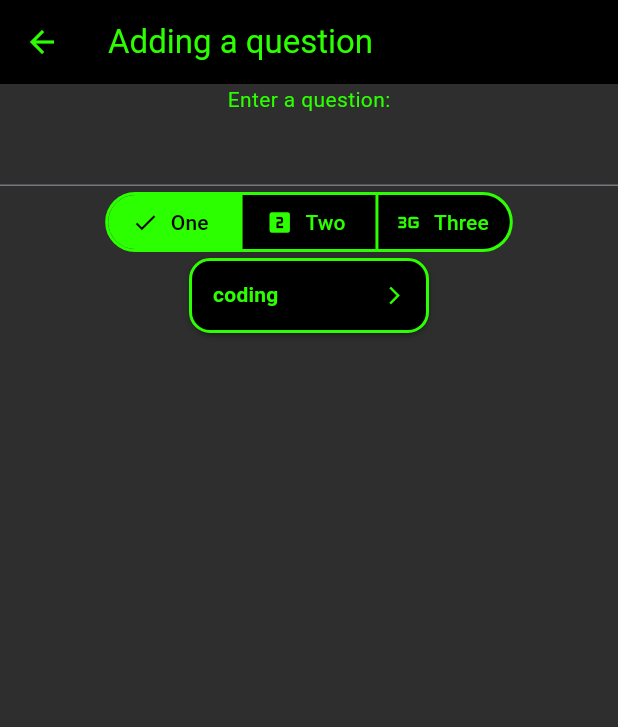
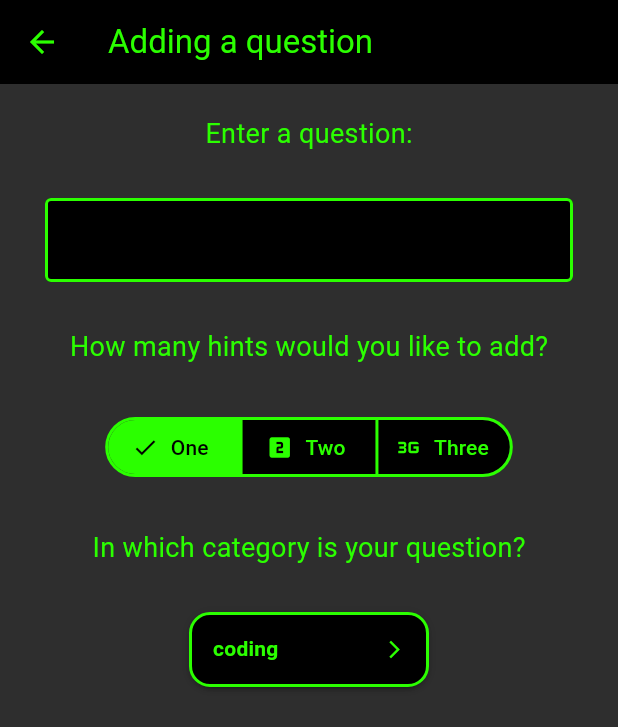
Before and after one commit to De4nWhit3/flutter_task15, a Flutter app: the AddQuestionScreen screen opened by its route, on a phone screen of 412 x 824 dp. Shown: the top 727 px of the screen. Run offline on Flutter 3.47's test engine with Material 2 defaults, Android fonts, the phone set to English and light mode, and no system bars; drawn by our look-alikes of dropdown_button2; our stand-ins replace flutter_staggered_animations.

Commit message:
styled add question page

```diff
--- a/lib/widgets/add_question_screen.dart
+++ b/lib/widgets/add_question_screen.dart
@@ -34,16 +34,44 @@ class _AddQuestionScreenState extends State<AddQuestionScreen> {
               ),
         ),
       ),
-      body: Form(
+      body: Padding(
+        padding: const EdgeInsets.only(
+          top: 20,
+          left: 30,
+          right: 30,
+          bottom: 20,
+        ),
+        child: Form(
           key: _formKey,
           child: Column(
             children: [
               const Text(
                 'Enter a question:',
-              style: TextStyle(color: limeGreen),
+                style: TextStyle(color: limeGreen, fontSize: 18),
+              ),
+              const SizedBox(
+                height: 30,
               ),
               TextFormField(
                 style: const TextStyle(color: limeGreen),
+                cursorColor: limeGreen,
+                decoration: const InputDecoration(
+                  filled: true,
+                  fillColor: black,
+                  border: OutlineInputBorder(),
+                  focusedBorder: OutlineInputBorder(
+                    borderSide: BorderSide(
+                      color: limeGreen,
+                      width: 2,
+                    ),
+                  ),
+                  enabledBorder: OutlineInputBorder(
+                    borderSide: BorderSide(
+                      color: limeGreen,
+                      width: 2,
+                    ),
+                  ),
+                ),
                 validator: (value) {
                   if (value == null || value.isEmpty) {
                     return 'Please enter a value';
@@ -51,9 +79,29 @@ class _AddQuestionScreenState extends State<AddQuestionScreen> {
                   return null;
                 },
               ),
+              const SizedBox(
+                height: 30,
+              ),
+              const Text(
+                'How many hints would you like to add?',
+                style: TextStyle(color: limeGreen, fontSize: 18),
+              ),
+              const SizedBox(
+                height: 30,
+              ),
               SingleChoiceWidget(
                 black: widget.black,
                 limeGreen: widget.limeGreen,
+              ),
+              const SizedBox(
+                height: 30,
+              ),
+              const Text(
+                'In which category is your question?',
+                style: TextStyle(color: limeGreen, fontSize: 18),
+              ),
+              const SizedBox(
+                height: 30,
               ),
               QuizDropdown(
                 black: widget.black,
@@ -62,6 +110,7 @@ class _AddQuestionScreenState extends State<AddQuestionScreen> {
             ],
           ),
         ),
+      ),
     );
   }
 }
```
Lines whose indentation alone changed are shown as unchanged.
